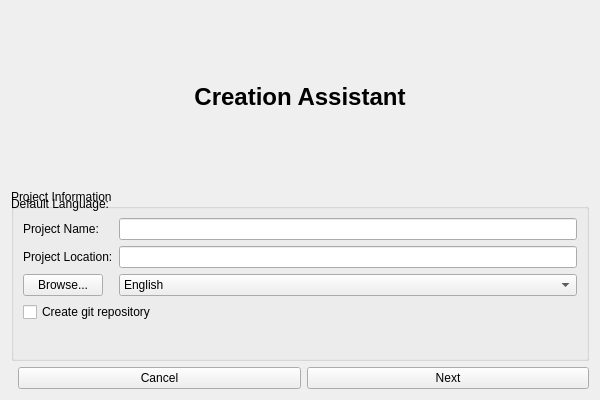
Qt form src/components/creation-assistant/creationassistant.ui (RapidWebForge/RapidWebForgeApp) before a commit.
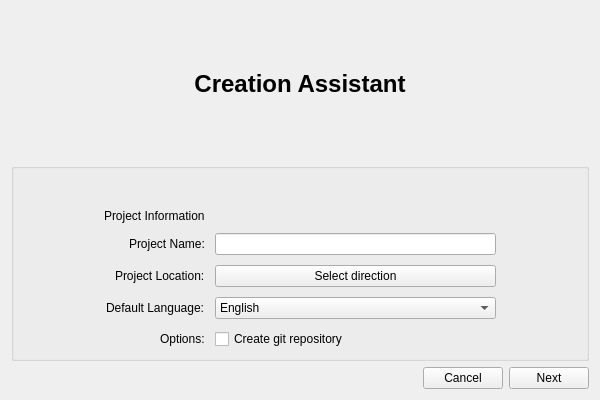
The same form after that commit.

Commit message: style(ui): add stylesheets for creation assistant screen

What changed in the file:
```diff
--- a/src/components/creation-assistant/creationassistant.ui
+++ b/src/components/creation-assistant/creationassistant.ui
@@ -16,63 +16,162 @@
   <layout class="QVBoxLayout" name="verticalLayout">
    <item>
     <widget class="QLabel" name="titleLabel">
+     <property name="font">
+      <font>
+       <pointsize>18</pointsize>
+       <bold>true</bold>
+      </font>
+     </property>
      <property name="text">
       <string>Creation Assistant</string>
      </property>
      <property name="alignment">
-      <set>Qt::AlignCenter</set>
-     </property>
-     <property name="font">
-      <font>
-       <pointsize>18</pointsize>
-       <weight>75</weight>
-       <bold>true</bold>
-      </font>
+      <set>Qt::AlignmentFlag::AlignCenter</set>
      </property>
     </widget>
    </item>
    <item>
     <widget class="QGroupBox" name="projectInfoGroupBox">
+     <property name="enabled">
+      <bool>true</bool>
+     </property>
+     <property name="sizePolicy">
+      <sizepolicy hsizetype="Preferred" vsizetype="Preferred">
+       <horstretch>40</horstretch>
+       <verstretch>0</verstretch>
+      </sizepolicy>
+     </property>
+     <property name="font">
+      <font>
+       <bold>false</bold>
+       <underline>false</underline>
+       <strikeout>false</strikeout>
+       <stylestrategy>PreferDefault</stylestrategy>
+      </font>
+     </property>
+     <property name="cursor">
+      <cursorShape>ArrowCursor</cursorShape>
+     </property>
+     <property name="styleSheet">
+      <string notr="true"/>
+     </property>
      <property name="title">
-      <string>Project Information</string>
+      <string/>
+     </property>
+     <property name="flat">
+      <bool>false</bool>
      </property>
      <layout class="QFormLayout" name="formLayout">
-      <item row="0" column="0">
+      <property name="sizeConstraint">
+       <enum>QLayout::SizeConstraint::SetDefaultConstraint</enum>
+      </property>
+      <property name="fieldGrowthPolicy">
+       <enum>QFormLayout::FieldGrowthPolicy::AllNonFixedFieldsGrow</enum>
+      </property>
+      <property name="labelAlignment">
+       <set>Qt::AlignmentFlag::AlignRight|Qt::AlignmentFlag::AlignTrailing|Qt::AlignmentFlag::AlignVCenter</set>
+      </property>
+      <property name="horizontalSpacing">
+       <number>10</number>
+      </property>
+      <property name="verticalSpacing">
+       <number>10</number>
+      </property>
+      <property name="leftMargin">
+       <number>90</number>
+      </property>
+      <property name="topMargin">
+       <number>40</number>
+      </property>
+      <property name="rightMargin">
+       <number>90</number>
+      </property>
+      <item row="2" column="0">
        <widget class="QLabel" name="projectNameLabel">
+        <property name="font">
+         <font>
+          <bold>false</bold>
+          <underline>false</underline>
+          <strikeout>false</strikeout>
+          <stylestrategy>PreferDefault</stylestrategy>
+         </font>
+        </property>
         <property name="text">
          <string>Project Name:</string>
         </property>
        </widget>
       </item>
-      <item row="0" column="1">
-       <widget class="QLineEdit" name="projectNameLineEdit"/>
+      <item row="2" column="1">
+       <widget class="QLineEdit" name="projectNameLineEdit">
+        <property name="styleSheet">
+         <string notr="true"/>
+        </property>
+       </widget>
       </item>
-      <item row="1" column="0">
+      <item row="3" column="0">
        <widget class="QLabel" name="projectLocationLabel">
+        <property name="font">
+         <font>
+          <bold>false</bold>
+          <underline>false</underline>
+          <strikeout>false</strikeout>
+          <stylestrategy>PreferDefault</stylestrategy>
+         </font>
+        </property>
         <property name="text">
          <string>Project Location:</string>
         </property>
        </widget>
       </item>
-      <item row="1" column="1">
-       <widget class="QLineEdit" name="projectLocationLineEdit"/>
-      </item>
-      <item row="2" column="2">
+      <item row="3" column="1">
        <widget class="QPushButton" name="browseButton">
+        <property name="font">
+         <font>
+          <bold>false</bold>
+          <underline>false</underline>
+          <strikeout>false</strikeout>
+          <stylestrategy>PreferDefault</stylestrategy>
+         </font>
+        </property>
+        <property name="focusPolicy">
+         <enum>Qt::FocusPolicy::NoFocus</enum>
+        </property>
+        <property name="layoutDirection">
+         <enum>Qt::LayoutDirection::LeftToRight</enum>
+        </property>
+        <property name="autoFillBackground">
+         <bool>false</bool>
+        </property>
         <property name="text">
-         <string>Browse...</string>
+         <string>Select direction</string>
         </property>
        </widget>
       </item>
-      <item row="2" column="0">
+      <item row="4" column="0">
        <widget class="QLabel" name="defaultLanguageLabel">
+        <property name="font">
+         <font>
+          <bold>false</bold>
+          <underline>false</underline>
+          <strikeout>false</strikeout>
+          <stylestrategy>PreferDefault</stylestrategy>
+         </font>
+        </property>
         <property name="text">
          <string>Default Language:</string>
         </property>
        </widget>
       </item>
-      <item row="2" column="1">
+      <item row="4" column="1">
        <widget class="QComboBox" name="defaultLanguageComboBox">
+        <property name="font">
+         <font>
+          <bold>false</bold>
+          <underline>false</underline>
+          <strikeout>false</strikeout>
+          <stylestrategy>PreferDefault</stylestrategy>
+         </font>
+        </property>
         <item>
          <property name="text">
           <string>English</string>
@@ -90,13 +189,43 @@
         </item>
        </widget>
       </item>
-      <item row="3" column="0" colspan="2">
+      <item row="5" column="0">
+       <widget class="QLabel" name="label">
+        <property name="font">
+         <font>
+          <bold>false</bold>
+          <underline>false</underline>
+          <strikeout>false</strikeout>
+          <stylestrategy>PreferDefault</stylestrategy>
+         </font>
+        </property>
+        <property name="text">
+         <string>Options:</string>
+        </property>
+       </widget>
+      </item>
+      <item row="5" column="1">
        <widget class="QCheckBox" name="createGitRepoCheckBox">
+        <property name="font">
+         <font>
+          <bold>false</bold>
+          <underline>false</underline>
+          <strikeout>false</strikeout>
+          <stylestrategy>PreferDefault</stylestrategy>
+         </font>
+        </property>
         <property name="text">
          <string>Create git repository</string>
         </property>
        </widget>
       </item>
+      <item row="0" column="0">
+       <widget class="QLabel" name="projectInfoLabel">
+        <property name="text">
+         <string>Project Information</string>
+        </property>
+       </widget>
+      </item>
      </layout>
     </widget>
    </item>
@@ -108,7 +237,13 @@
         <enum>Qt::Horizontal</enum>
        </property>
        <property name="sizeType">
-        <enum>QSizePolicy::Expanding</enum>
+        <enum>QSizePolicy::Policy::Expanding</enum>
+       </property>
+       <property name="sizeHint" stdset="0">
+        <size>
+         <width>0</width>
+         <height>0</height>
+        </size>
        </property>
       </spacer>
      </item>
```
Left out of the diff: 7 changed lines with no effect on the pictures. The commit also changes 3 other files.
